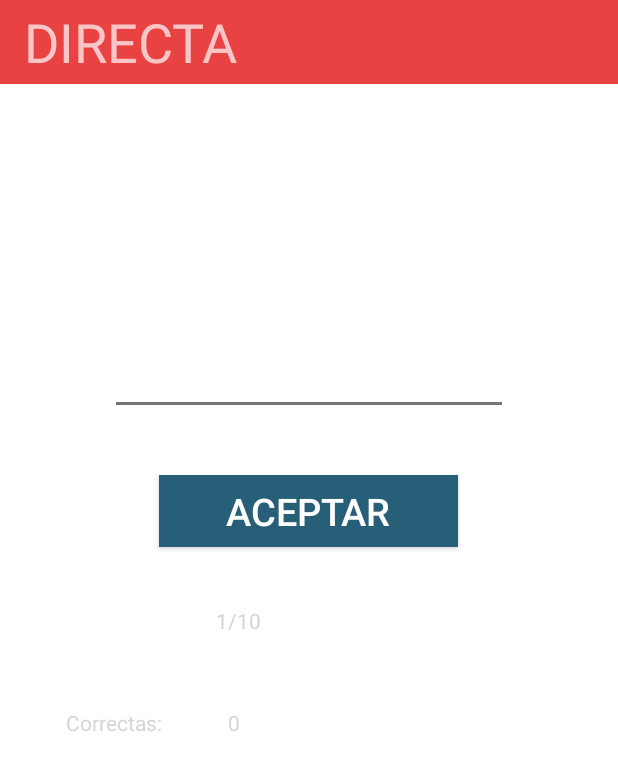
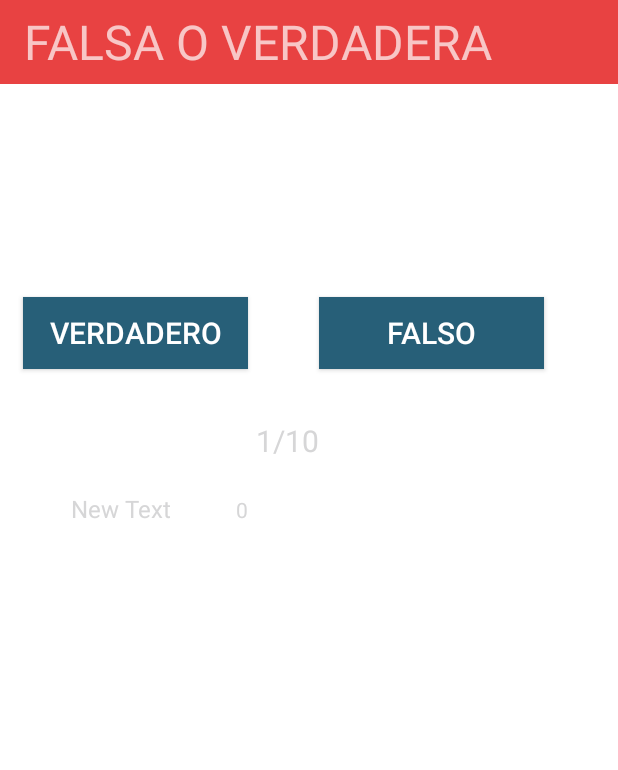
Before and after one commit to Fernando1019/Dev_Ask, an Android app: the PreguntaFv screen opened directly, with no data from a screen before it, after a tap on "VERDADERO", on a phone screen of 412 x 824 dp. Shown: the top 770 px of the screen. Run offline under Robolectric (Android 15) with nearby library versions, the phone set to English and light mode, and no system bars; libraries missing offline, so code that uses them is left out: com.readystatesoftware.sqliteasset; 11 statements that could not run were skipped.

Commit message:
arreglando logica del proyecto
Mejorando el random del proyecto y de las preguntas vacias

```diff
--- a/app/src/main/AndroidManifest.xml
+++ b/app/src/main/AndroidManifest.xml
@@ -39,11 +39,6 @@
 
         </activity>
 
-        <activity android:name=".PreguntaDirecta"
-            android:screenOrientation="portrait">
-
-        </activity>
-
         <activity android:name=".PreguntaSeleccion"
             android:screenOrientation="portrait">
 
--- /dev/null
+++ b/app/src/main/java/com/example/fernandoambrosio/devask/Logica/InterfazJuego.java
@@ -0,0 +1,53 @@
+package com.example.fernandoambrosio.devask.Logica;
+
+import android.content.Context;
+import android.content.Intent;
+
+import com.example.fernandoambrosio.devask.PreguntaFv;
+import com.example.fernandoambrosio.devask.PreguntaSeleccion;
+import com.example.fernandoambrosio.devask.tipos.PreguntaDirectaTipo;
+import com.example.fernandoambrosio.devask.tipos.PreguntaOpcionMultiple;
+import com.example.fernandoambrosio.devask.tipos.PreguntaVF;
+
+import java.util.Random;
+
+/**
+ * Created by josueChaqui on 9/05/2016.
+ */
+public class InterfazJuego {
+   private Context contexto;
+
+    public InterfazJuego(Context contexto) {
+        this.contexto = contexto;
+    }
+    public void seleccionarJuego(int cantidad, int correctas){
+        cantidad++;
+        Juego juego = new Juego(contexto);
+        Aleatorio aleatorio = new Aleatorio();
+        Intent intent = null;
+        int numero = aleatorio.numero(2);
+
+        if (numero == 1) {
+            PreguntaVF vf = juego.crearPreguntaVf();
+            intent = new Intent(contexto, PreguntaFv.class);
+            intent.putExtra("pregunta",vf.getContexto());
+            intent.putExtra("respuesta",vf.getRespuesta());
+        }
+        //preguntaMultiple
+        if (numero == 2) {
+            PreguntaOpcionMultiple multiple = juego.crearPreguntaOpcionMultiple();
+            intent = new Intent(contexto, PreguntaSeleccion.class);
+            String[] respuestas = multiple.getRespuesta();
+            intent.putExtra("pregunta",multiple.getContexto());
+            intent.putExtra("respuesta1",respuestas[0]);
+            intent.putExtra("respuesta2",respuestas[1]);
+            intent.putExtra("respuesta3",respuestas[2]);
+            System.out.println(multiple.getCorrecta());
+            intent.putExtra("correcta",String.valueOf(multiple.getCorrecta()));
+
+        }
+        intent.putExtra("cantidad",String.valueOf(cantidad));
+        intent.putExtra("correctas",String.valueOf(correctas));
+        contexto.startActivity(intent);
+    }
+}
--- a/app/src/main/java/com/example/fernandoambrosio/devask/Menu.java
+++ b/app/src/main/java/com/example/fernandoambrosio/devask/Menu.java
@@ -6,15 +6,14 @@ import android.support.v7.app.AppCompatActivity;
 import android.view.View;
 import android.view.WindowManager;
 import android.widget.Button;
-import android.widget.EditText;
 import android.widget.TextView;
 
+import com.example.fernandoambrosio.devask.Logica.Juego;
 import com.example.fernandoambrosio.devask.baseDeDatos.AccesoUsuario;
 import com.example.fernandoambrosio.devask.baseDeDatos.DatabaseHelper;
 import com.example.fernandoambrosio.devask.tipos.PreguntaDirectaTipo;
 import com.example.fernandoambrosio.devask.tipos.PreguntaOpcionMultiple;
 import com.example.fernandoambrosio.devask.tipos.PreguntaVF;
-import com.example.fernandoambrosio.devask.tipos.Usuario;
 
 import java.util.Random;
 
--- a/app/src/main/java/com/example/fernandoambrosio/devask/PreguntaDirecta.java
+++ /dev/null
@@ -1,130 +0,0 @@
-package com.example.fernandoambrosio.devask;
-
-import android.content.Intent;
-import android.os.Bundle;
-import android.os.SystemClock;
-import android.support.v7.app.AppCompatActivity;
-import android.view.Gravity;
-import android.view.View;
-import android.view.WindowManager;
-import android.widget.Button;
-import android.widget.EditText;
-import android.widget.TextView;
-import android.widget.Toast;
-
-import com.example.fernandoambrosio.devask.tipos.PreguntaDirectaTipo;
-import com.example.fernandoambrosio.devask.tipos.PreguntaOpcionMultiple;
-import com.example.fernandoambrosio.devask.tipos.PreguntaVF;
-
-import org.w3c.dom.Text;
-
-import java.util.Random;
-
-/**
- * Created by Fernando Ambrosio on 24/04/2016.
- */
-public class PreguntaDirecta  extends AppCompatActivity {
-    private EditText eTxtRespuesta;
-    private TextView txtViewPregDirecta;
-    private Button  aceptarDirecta;
-    private String respuesta;
-    private int cantidad,correctas;
-    private TextView cantidadView;
-    private TextView cantidadCorrectas;
-    @Override
-    protected void onCreate(Bundle savedInstanceState) {
-
-        super.onCreate(savedInstanceState);
-        this.getWindow().setFlags(WindowManager.LayoutParams.FLAG_FULLSCREEN, WindowManager.LayoutParams.FLAG_FULLSCREEN);
-        setContentView(R.layout.pregunta_directa);
-        txtViewPregDirecta = (TextView) this.findViewById(R.id.TxtViewPregDirecta);
-        cantidadView= (TextView) this.findViewById(R.id.txCantidad);
-        cantidadCorrectas = (TextView) this.findViewById(R.id.txCorrectasD);
-        Bundle bundle = getIntent().getExtras();
-        System.out.println(bundle.get("pregunta"));
-        txtViewPregDirecta.setText(bundle.getString("pregunta"));
-        respuesta= bundle.getString("respuesta");
-        cantidad= Integer.valueOf(bundle.getString("cantidad"));
-        cantidadView.setText(String.valueOf(cantidad)+"/10");
-        correctas= Integer.valueOf(bundle.getString("correctas"));
-        cantidadCorrectas.setText(String.valueOf(correctas));
-        aceptarDirecta = (Button) this.findViewById(R.id.btAceptarDirecta);
-        aceptarDirecta.setOnClickListener(new View.OnClickListener() {
-            @Override
-            public void onClick(View v) {
-                VerificarPregunta();
-
-            }
-        });
-    }
-    private void VerificarPregunta(){
-        try {
-            String respuestaUsuario = String.valueOf(eTxtRespuesta.getText());
-            if (respuestaUsuario.compareTo(respuesta) == 0) {
-                Toast toast = Toast.makeText(this,"correcto",Toast.LENGTH_SHORT);
-                toast.setGravity(Gravity.CENTER_VERTICAL, 0, 0);
-                toast.show();
-                correctas++;
-            }
-            else{
-                Toast toast = Toast.makeText(this,"incorrecto",Toast.LENGTH_SHORT);
-                toast.setGravity(Gravity.CENTER_VERTICAL, 0, 0);
-                toast.show();
-            }
-        }
-        catch (NullPointerException e){
-            Toast toast = Toast.makeText(this,"incorrecto",Toast.LENGTH_SHORT);
-            toast.setGravity(Gravity.CENTER_VERTICAL, 0, 0);
-            toast.show();
-        }
-        finally {
-            if (cantidad < 10) {
-                jugar();
-            } else {
-                Juego juego = new Juego(this);
-                juego.actualizarLogro(10, Integer.valueOf(this.correctas));
-                Intent intent = new Intent(this, RankingActivity.class);
-                startActivity(intent);
-                finish();
-            }
-        }
-
-    }
-    public  void jugar() {
-        cantidad++;
-        Juego juego = new Juego(this);
-        Random random = new Random();
-        Intent intent = null;
-        int numero = random.nextInt(3) + 1;
-
-        if (numero == 1) {
-            PreguntaVF vf = juego.crearPreguntaVf();
-             intent = new Intent(this, PreguntaFv.class);
-            intent.putExtra("pregunta",vf.getContexto());
-            intent.putExtra("respuesta",vf.getRespuesta());
-        }
-        if (numero == 2) {
-            PreguntaDirectaTipo directa = juego.crearPreguntaDirecta();
-             intent = new Intent(this, PreguntaDirecta.class);
-            intent.putExtra("pregunta",directa.getContexto());
-            intent.putExtra("respuesta",directa.getRespuesta());
-        }
-        //preguntaMultiple
-        if (numero == 3) {
-            PreguntaOpcionMultiple multiple = juego.crearPreguntaOpcionMultiple();
-             intent = new Intent(this, PreguntaSeleccion.class);
-            String[] respuestas = multiple.getRespuesta();
-            intent.putExtra("pregunta",multiple.getContexto());
-            intent.putExtra("respuesta1",respuestas[0]);
-            intent.putExtra("respuesta2",respuestas[1]);
-            intent.putExtra("respuesta3",respuestas[2]);
-            System.out.println(multiple.getCorrecta());
-            intent.putExtra("correcta",String.valueOf(multiple.getCorrecta()));
-
-        }
-        intent.putExtra("cantidad",String.valueOf(cantidad));
-        intent.putExtra("correctas",String.valueOf(correctas));
-        startActivity(intent);
-        finish();
-    }
-}
--- a/app/src/main/java/com/example/fernandoambrosio/devask/PreguntaFv.java
+++ b/app/src/main/java/com/example/fernandoambrosio/devask/PreguntaFv.java
@@ -2,7 +2,6 @@ package com.example.fernandoambrosio.devask;
 
 import android.content.Intent;
 import android.os.Bundle;
-import android.support.annotation.IntegerRes;
 import android.support.v7.app.AppCompatActivity;
 import android.view.Gravity;
 import android.view.View;
@@ -11,11 +10,11 @@ import android.widget.Button;
 import android.widget.TextView;
 import android.widget.Toast;
 
+import com.example.fernandoambrosio.devask.Logica.InterfazJuego;
+import com.example.fernandoambrosio.devask.Logica.Juego;
 import com.example.fernandoambrosio.devask.tipos.PreguntaDirectaTipo;
 import com.example.fernandoambrosio.devask.tipos.PreguntaOpcionMultiple;
 import com.example.fernandoambrosio.devask.tipos.PreguntaVF;
-
-import org.w3c.dom.Text;
 
 import java.util.Random;
 
@@ -88,39 +87,8 @@ public class PreguntaFv extends AppCompatActivity {
 
     }
     public  void jugar() {
-        cantidad++;
-        Juego juego = new Juego(this);
-        Random random = new Random();
-        Intent intent = null;
-        int numero = random.nextInt(3) + 1;
-
-        if (numero == 1) {
-            PreguntaVF vf = juego.crearPreguntaVf();
-            intent = new Intent(this, PreguntaFv.class);
-            intent.putExtra("pregunta",vf.getContexto());
-            intent.putExtra("respuesta",vf.getRespuesta());
-        }
-        if (numero == 2) {
-            PreguntaDirectaTipo directa = juego.crearPreguntaDirecta();
-            intent = new Intent(this, PreguntaDirecta.class);
-            intent.putExtra("pregunta",directa.getContexto());
-            intent.putExtra("respuesta",directa.getRespuesta());
-        }
-        if (numero == 3) {
-            PreguntaOpcionMultiple multiple = juego.crearPreguntaOpcionMultiple();
-            intent = new Intent(this, PreguntaSeleccion.class);
-            String[] respuestas = multiple.getRespuesta();
-            intent.putExtra("pregunta",multiple.getContexto());
-            intent.putExtra("respuesta1",respuestas[0]);
-            intent.putExtra("respuesta2",respuestas[1]);
-            intent.putExtra("respuesta3",respuestas[2]);
-            System.out.println(multiple.getCorrecta());
-            intent.putExtra("correcta",String.valueOf(multiple.getCorrecta()));
-
-        }
-        intent.putExtra("cantidad",String.valueOf(cantidad));
-        intent.putExtra("correctas",String.valueOf(correctas));
-        startActivity(intent);
+        InterfazJuego interfazJuego = new InterfazJuego(this);
+        interfazJuego.seleccionarJuego(this.cantidad, this.correctas);
         finish();
     }
 }
--- a/app/src/main/java/com/example/fernandoambrosio/devask/RandomActivity.java
+++ b/app/src/main/java/com/example/fernandoambrosio/devask/RandomActivity.java
@@ -3,13 +3,10 @@ package com.example.fernandoambrosio.devask;
 import android.content.Intent;
 import android.os.Bundle;
 import android.support.v7.app.AppCompatActivity;
-import android.view.View;
 import android.view.WindowManager;
-import android.widget.TextView;
-import android.widget.Toast;
 
 
-import com.example.fernandoambrosio.devask.tipos.Pregunta;
+import com.example.fernandoambrosio.devask.Logica.Juego;
 import com.example.fernandoambrosio.devask.tipos.PreguntaDirectaTipo;
 import com.example.fernandoambrosio.devask.tipos.PreguntaOpcionMultiple;
 import com.example.fernandoambrosio.devask.tipos.PreguntaVF;
--- a/app/src/main/java/com/example/fernandoambrosio/devask/RankingActivity.java
+++ b/app/src/main/java/com/example/fernandoambrosio/devask/RankingActivity.java
@@ -8,7 +8,7 @@ import android.view.WindowManager;
 import android.widget.Button;
 import android.widget.TextView;
 
-import org.w3c.dom.Text;
+import com.example.fernandoambrosio.devask.Logica.Juego;
 
 /**
  * Created by josueChaqui on 19/04/2016.
--- a/app/src/main/java/com/example/fernandoambrosio/devask/tipos/Logro.java
+++ b/app/src/main/java/com/example/fernandoambrosio/devask/tipos/Logro.java
@@ -31,6 +31,9 @@ public class Logro {
 
     public void setRespuestasIncorrectas(int respuestasIncorrectas) {
         this.respuestasIncorrectas = respuestasIncorrectas;
+
+
+
     }
 
     public int getTotalRespuestas() {
--- a/app/src/main/res/layout/menu.xml
+++ b/app/src/main/res/layout/menu.xml
@@ -16,7 +16,8 @@
     <TextView
         android:layout_width="wrap_content"
         android:layout_height="wrap_content"
-        android:text="DevAsk "
+        android:text="Jugar
+        "
         android:textSize="@dimen/abc_action_button_min_width_overflow_material" />
     </android.support.v7.widget.Toolbar>
 
--- a/app/src/main/res/layout/pregunta_directa.xml
+++ /dev/null
@@ -1,132 +0,0 @@
-<?xml version="1.0" encoding="utf-8"?>
-<LinearLayout xmlns:android="http://schemas.android.com/apk/res/android"
-    android:orientation="vertical" android:layout_width="match_parent"
-    android:layout_height="match_parent"
-    android:background="#ffffff"
-    android:weightSum="1">
-    //Cabecera
-    <android.support.v7.widget.Toolbar xmlns:app="http://schemas.android.com/apk/res-auto"
-        android:id="@+id/toolbar"
-        android:layout_width="match_parent"
-        android:layout_height="?attr/actionBarSize"
-        android:background="?attr/colorPrimary"
-        app:popupTheme="@style/ThemeOverlay.AppCompat.Light"
-        app:theme="@style/ThemeOverlay.AppCompat.Dark.ActionBar" >
-        <TextView
-            android:layout_width="wrap_content"
-            android:layout_height="wrap_content"
-            android:text="DIRECTA"
-            android:textSize="@dimen/abc_action_button_min_width_overflow_material" />
-    </android.support.v7.widget.Toolbar>
-
-    <LinearLayout
-        android:orientation="vertical"
-        android:layout_width="match_parent"
-        android:layout_height="match_parent">
-
-        <LinearLayout
-            android:orientation="horizontal"
-            android:layout_width="match_parent"
-            android:layout_height="123dp"
-            android:layout_gravity="center_horizontal">
-
-            <LinearLayout
-                android:orientation="vertical"
-                android:layout_width="44dp"
-                android:layout_height="match_parent"></LinearLayout>
-
-            <LinearLayout
-                android:orientation="vertical"
-                android:layout_width="308dp"
-                android:layout_height="match_parent">
-
-                <TextView
-                    android:layout_width="wrap_content"
-                    android:layout_height="wrap_content"
-                    android:text="PREGUNTA"
-                    android:id="@+id/TxtViewPregDirecta"
-                    android:textColor="#000000"
-                    android:textSize="20dp" />
-            </LinearLayout>
-
-            <LinearLayout
-                android:orientation="vertical"
-                android:layout_width="20dp"
-                android:layout_height="match_parent"></LinearLayout>
-
-        </LinearLayout>
-
-        <EditText
-            android:layout_width="265dp"
-            android:layout_height="57dp"
-            android:id="@+id/eTxtRespuesta"
-            android:layout_gravity="center_horizontal|top"
-            android:layout_marginTop="40dp"
-            android:textColor="@color/abc_input_method_navigation_guard" />
-
-        <Button
-            android:layout_width="199dp"
-            android:layout_height="wrap_content"
-            android:text="ACEPTAR"
-            android:id="@+id/btAceptarDirecta"
-            android:layout_gravity="center"
-            android:layout_marginTop="40dp"
-            android:textSize="25dp"
-            android:background="#275f78" />
-
-        <LinearLayout
-            android:orientation="horizontal"
-            android:layout_width="match_parent"
-            android:layout_height="39dp"></LinearLayout>
-
-        <LinearLayout
-            android:orientation="horizontal"
-            android:layout_width="match_parent"
-            android:layout_height="wrap_content"
-            android:weightSum="1">
-
-            <LinearLayout
-                android:orientation="horizontal"
-                android:layout_width="144dp"
-                android:layout_height="match_parent"></LinearLayout>
-
-            <TextView
-                android:layout_width="wrap_content"
-                android:layout_height="68dp"
-                android:text="New Text"
-                android:id="@+id/txCantidad"
-                android:layout_weight="0.12"
-                android:textColor="@color/abc_input_method_navigation_guard" />
-
-        </LinearLayout>
-
-        <LinearLayout
-            android:orientation="horizontal"
-            android:layout_width="match_parent"
-            android:layout_height="match_parent"
-            android:weightSum="1">
-
-            <LinearLayout
-                android:orientation="horizontal"
-                android:layout_width="44dp"
-                android:layout_height="match_parent"></LinearLayout>
-
-            <TextView
-                android:layout_width="wrap_content"
-                android:layout_height="30dp"
-                android:text="Correctas:"
-                android:id="@+id/textView7"
-                android:layout_weight="0.15"
-                android:textColor="@color/abc_input_method_navigation_guard" />
-
-            <TextView
-                android:layout_width="wrap_content"
-                android:layout_height="30dp"
-                android:text="New Text"
-                android:id="@+id/txCorrectasD"
-                android:textColor="@color/abc_input_method_navigation_guard" />
-        </LinearLayout>
-    </LinearLayout>
-
-
-</LinearLayout>
```
Also changed, not shown: app/src/main/java/com/example/fernandoambrosio/devask/Juego.java (deleted, +0 -84 lines), app/src/main/java/com/example/fernandoambrosio/devask/Logica/Aleatorio.java (added, +68 -0 lines), app/src/main/java/com/example/fernandoambrosio/devask/Logica/Juego.java (added, +76 -0 lines), app/src/main/java/com/example/fernandoambrosio/devask/PreguntaSeleccion.java (+4 -33 lines), app/src/main/res/drawable/correcta.jpg, app/src/main/res/drawable/directa.jpg (added), app/src/main/res/drawable/principio.jpg, app/src/main/res/drawable/seleccion.jpg, app/src/main/res/drawable/verfalsp.jpg.
